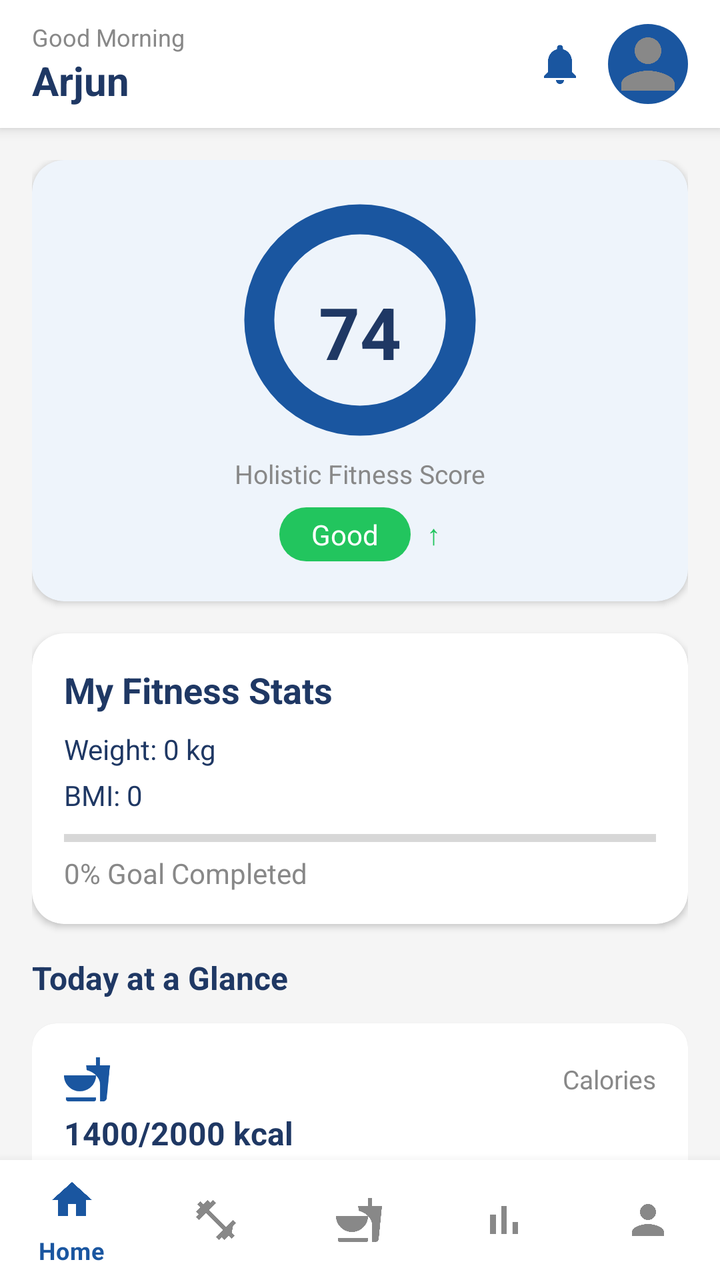
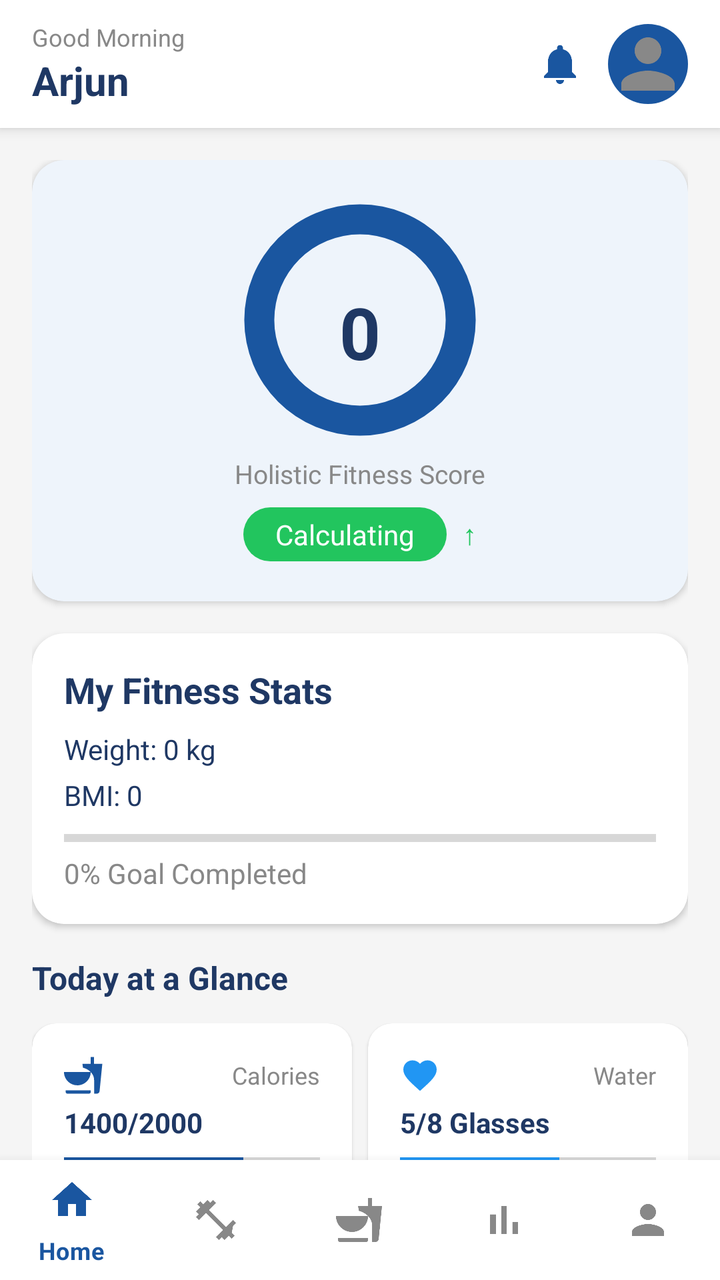

Compare the two renders of this Android layout. The source of the first and the diff that turns it into the second are given below.
<!-- AndroidManifest.xml: application theme Theme.FitTrack -->
<!-- res/layout/activity_dashboard.xml -->
<?xml version="1.0" encoding="utf-8"?>
<LinearLayout xmlns:android="http://schemas.android.com/apk/res/android"
    xmlns:app="http://schemas.android.com/apk/res-auto"
    android:layout_width="match_parent"
    android:layout_height="match_parent"
    android:background="@color/background"
    android:orientation="vertical">

    <LinearLayout
        android:layout_width="match_parent"
        android:layout_height="64dp"
        android:background="@color/surface"
        android:elevation="4dp"
        android:gravity="center_vertical"
        android:orientation="horizontal"
        android:paddingStart="16dp"
        android:paddingEnd="16dp">

        <LinearLayout
            android:layout_width="0dp"
            android:layout_height="wrap_content"
            android:layout_weight="1"
            android:orientation="vertical">

            <TextView
                android:id="@+id/tvGreeting"
                android:layout_width="wrap_content"
                android:layout_height="wrap_content"
                android:text="Good Morning"
                android:textColor="@color/grey_text"
                android:textSize="12sp" />

            <TextView
                android:id="@+id/tv_user_name"
                android:layout_width="wrap_content"
                android:layout_height="wrap_content"
                android:text="Arjun"
                android:textColor="@color/text_primary"
                android:textSize="20sp"
                android:textStyle="bold" />
        </LinearLayout>

        <ImageButton
            android:id="@+id/btn_bell"
            android:layout_width="32dp"
            android:layout_height="32dp"
            android:layout_marginEnd="8dp"
            android:background="@null"
            android:src="@drawable/ic_bell" />

        <ImageView
            android:id="@+id/iv_user_avatar"
            android:layout_width="40dp"
            android:layout_height="40dp"
            android:background="@drawable/bg_circle_blue"
            android:padding="0dp"
            android:scaleType="centerCrop"
            android:src="@drawable/ic_person"
            app:tint="@null" />
    </LinearLayout>

    <androidx.core.widget.NestedScrollView
        android:layout_width="match_parent"
        android:layout_height="0dp"
        android:layout_weight="1">

        <LinearLayout
            android:layout_width="match_parent"
            android:layout_height="wrap_content"
            android:orientation="vertical"
            android:padding="16dp">

            <androidx.cardview.widget.CardView
                android:layout_width="match_parent"
                android:layout_height="wrap_content"
                android:layout_marginBottom="16dp"
                app:cardBackgroundColor="@color/card_bg"
                app:cardCornerRadius="16dp"
                app:cardElevation="2dp">

                <LinearLayout
                    android:layout_width="match_parent"
                    android:layout_height="wrap_content"
                    android:gravity="center"
                    android:orientation="vertical"
                    android:padding="20dp">

                    <FrameLayout
                        android:layout_width="120dp"
                        android:layout_height="120dp">

                        <ImageView
                            android:layout_width="match_parent"
                            android:layout_height="match_parent"
                            android:src="@drawable/score_ring" />

                        <TextView
                            android:layout_width="match_parent"
                            android:layout_height="match_parent"
                            android:gravity="center"
                            android:paddingTop="12dp"
                            android:text="74"
                            android:textColor="@color/text_primary"
                            android:textSize="36sp"
                            android:textStyle="bold" />
                    </FrameLayout>

                    <TextView
                        android:layout_width="wrap_content"
                        android:layout_height="wrap_content"
                        android:layout_marginTop="8dp"
                        android:text="Holistic Fitness Score"
                        android:textColor="@color/grey_text"
                        android:textSize="13sp" />

                    <LinearLayout
                        android:layout_width="wrap_content"
                        android:layout_height="wrap_content"
                        android:layout_marginTop="8dp"
                        android:gravity="center"
                        android:orientation="horizontal">

                        <TextView
                            android:layout_width="wrap_content"
                            android:layout_height="wrap_content"
                            android:background="@drawable/bg_chip_green"
                            android:paddingStart="16dp"
                            android:paddingTop="4dp"
                            android:paddingEnd="16dp"
                            android:paddingBottom="4dp"
                            android:text="Good"
                            android:textColor="@color/white" />

                        <TextView
                            android:layout_width="wrap_content"
                            android:layout_height="wrap_content"
                            android:layout_marginStart="8dp"
                            android:text="↑"
                            android:textColor="#22C55E"
                            android:textSize="14sp" />
                    </LinearLayout>
                </LinearLayout>
            </androidx.cardview.widget.CardView>
            <androidx.cardview.widget.CardView
                android:layout_width="match_parent"
                android:layout_height="wrap_content"
                android:layout_marginBottom="16dp"
                app:cardBackgroundColor="@color/surface"
                app:cardCornerRadius="16dp"
                app:cardElevation="2dp">

                <LinearLayout
                    android:layout_width="match_parent"
                    android:layout_height="wrap_content"
                    android:orientation="vertical"
                    android:padding="16dp">

                    <TextView
                        android:layout_width="wrap_content"
                        android:layout_height="wrap_content"
                        android:text="My Fitness Stats"
                        android:textColor="@color/text_primary"
                        android:textSize="18sp"
                        android:textStyle="bold" />

                    <TextView
                        android:id="@+id/tvCurrentWeight"
                        android:layout_width="wrap_content"
                        android:layout_height="wrap_content"
                        android:layout_marginTop="8dp"
                        android:text="Weight: 0 kg"
                        android:textColor="@color/text_primary" />

                    <TextView
                        android:id="@+id/tvBmi"
                        android:layout_width="wrap_content"
                        android:layout_height="wrap_content"
                        android:layout_marginTop="4dp"
                        android:text="BMI: 0"
                        android:textColor="@color/text_primary" />

                    <ProgressBar
                        android:id="@+id/progressDailyGoal"
                        style="?android:attr/progressBarStyleHorizontal"
                        android:layout_width="match_parent"
                        android:layout_height="8dp"
                        android:layout_marginTop="8dp"
                        android:max="100" />

                    <TextView
                        android:id="@+id/tvGoalProgress"
                        android:layout_width="wrap_content"
                        android:layout_height="wrap_content"
                        android:layout_marginTop="4dp"
                        android:text="0% Goal Completed"
                        android:textColor="@color/grey_text" />

                </LinearLayout>

            </androidx.cardview.widget.CardView>

            <TextView
                android:layout_width="wrap_content"
                android:layout_height="wrap_content"
                android:layout_marginBottom="12dp"
                android:text="Today at a Glance"
                android:textColor="@color/text_primary"
                android:textSize="16sp"
                android:textStyle="bold" />

            <androidx.cardview.widget.CardView
                android:layout_width="match_parent"
                android:layout_height="wrap_content"
                android:layout_marginBottom="8dp"
                app:cardBackgroundColor="@color/surface"
                app:cardCornerRadius="12dp"
                app:cardElevation="1dp">

                <LinearLayout
                    android:layout_width="match_parent"
                    android:layout_height="wrap_content"
                    android:orientation="vertical"
                    android:padding="16dp">

                    <LinearLayout
                        android:layout_width="match_parent"
                        android:layout_height="wrap_content"
                        android:gravity="center_vertical"
                        android:orientation="horizontal">

                        <ImageView
                            android:layout_width="24dp"
                            android:layout_height="24dp"
                            android:src="@drawable/ic_diet"
                            app:tint="@color/primary" />

                        <TextView
                            android:layout_width="0dp"
                            android:layout_height="wrap_content"
                            android:layout_weight="1"
                            android:gravity="end"
                            android:text="Calories"
                            android:textColor="@color/grey_text"
                            android:textSize="13sp" />
                    </LinearLayout>

                    <TextView
                        android:layout_width="wrap_content"
                        android:layout_height="wrap_content"
                        android:layout_marginTop="4dp"
                        android:text="1400/2000 kcal"
                        android:textColor="@color/text_primary"
                        android:textSize="16sp"
                        android:textStyle="bold" />

                    <ProgressBar
                        style="?android:attr/progressBarStyleHorizontal"
                        android:layout_width="match_parent"
                        android:layout_height="6dp"
                        android:layout_marginTop="8dp"
                        android:progress="70"
                        android:progressTint="@color/primary" />
                </LinearLayout>
            </androidx.cardview.widget.CardView>

            <TextView
                android:layout_width="wrap_content"
                android:layout_height="wrap_content"
                android:layout_marginTop="16dp"
                android:layout_marginBottom="12dp"
                android:text="Quick Actions"
                android:textColor="@color/text_primary"
                android:textSize="16sp"
                android:textStyle="bold" />

            <LinearLayout
                android:layout_width="match_parent"
                android:layout_height="wrap_content"
                android:layout_marginBottom="16dp"
                android:orientation="horizontal">

                <LinearLayout
                    android:id="@+id/btn_workout"
                    android:layout_width="0dp"
                    android:layout_height="wrap_content"
                    android:layout_weight="1"
                    android:gravity="center"
                    android:orientation="vertical">

                    <androidx.cardview.widget.CardView
                        android:layout_width="60dp"
                        android:layout_height="60dp"
                        app:cardBackgroundColor="@color/primary"
                        app:cardCornerRadius="30dp">

                        <ImageView
                            android:layout_width="28dp"
                            android:layout_height="28dp"
                            android:layout_gravity="center"
                            android:src="@drawable/ic_workout_white" />
                    </androidx.cardview.widget.CardView>

                    <TextView
                        android:layout_width="wrap_content"
                        android:layout_height="wrap_content"
                        android:layout_marginTop="6dp"
                        android:text="Workout"
                        android:textColor="@color/grey_text"
                        android:textSize="12sp" />
                </LinearLayout>

                <LinearLayout
                    android:id="@+id/btn_diet"
                    android:layout_width="0dp"
                    android:layout_height="wrap_content"
                    android:layout_weight="1"
                    android:gravity="center"
                    android:orientation="vertical">

                    <androidx.cardview.widget.CardView
                        android:layout_width="60dp"
                        android:layout_height="60dp"
                        app:cardBackgroundColor="@color/primary"
                        app:cardCornerRadius="30dp">

                        <ImageView
                            android:layout_width="28dp"
                            android:layout_height="28dp"
                            android:layout_gravity="center"
                            android:src="@drawable/ic_diet_white" />
                    </androidx.cardview.widget.CardView>

                    <TextView
                        android:layout_width="wrap_content"
                        android:layout_height="wrap_content"
                        android:layout_marginTop="6dp"
                        android:text="Diet"
                        android:textColor="@color/grey_text"
                        android:textSize="12sp" />
                </LinearLayout>

                <LinearLayout
                    android:id="@+id/btn_progress"
                    android:layout_width="0dp"
                    android:layout_height="wrap_content"
                    android:layout_weight="1"
                    android:gravity="center"
                    android:orientation="vertical">

                    <androidx.cardview.widget.CardView
                        android:layout_width="60dp"
                        android:layout_height="60dp"
                        app:cardBackgroundColor="@color/primary"
                        app:cardCornerRadius="30dp">

                        <ImageView
                            android:layout_width="28dp"
                            android:layout_height="28dp"
                            android:layout_gravity="center"
                            android:src="@drawable/ic_progress_white" />
                    </androidx.cardview.widget.CardView>

                    <TextView
                        android:layout_width="wrap_content"
                        android:layout_height="wrap_content"
                        android:layout_marginTop="6dp"
                        android:text="Progress"
                        android:textColor="@color/grey_text"
                        android:textSize="12sp" />
                </LinearLayout>

                <LinearLayout
                    android:id="@+id/btn_ai"
                    android:layout_width="0dp"
                    android:layout_height="wrap_content"
                    android:layout_weight="1"
                    android:gravity="center"
                    android:orientation="vertical">

                    <androidx.cardview.widget.CardView
                        android:layout_width="60dp"
                        android:layout_height="60dp"
                        app:cardBackgroundColor="@color/primary"
                        app:cardCornerRadius="30dp">

                        <ImageView
                            android:layout_width="28dp"
                            android:layout_height="28dp"
                            android:layout_gravity="center"
                            android:src="@drawable/ic_ai_score" />
                    </androidx.cardview.widget.CardView>

                    <TextView
                        android:layout_width="wrap_content"
                        android:layout_height="wrap_content"
                        android:layout_marginTop="6dp"
                        android:text="AI Score"
                        android:textColor="@color/grey_text"
                        android:textSize="12sp" />
                </LinearLayout>
            </LinearLayout>

            <TextView
                android:layout_width="wrap_content"
                android:layout_height="wrap_content"
                android:layout_marginBottom="8dp"
                android:text="Today Workout"
                android:textColor="@color/text_primary"
                android:textSize="16sp"
                android:textStyle="bold" />

            <androidx.cardview.widget.CardView
                android:layout_width="match_parent"
                android:layout_height="wrap_content"
                app:cardBackgroundColor="@color/surface"
                app:cardCornerRadius="16dp"
                app:cardElevation="2dp">

                <LinearLayout
                    android:layout_width="match_parent"
                    android:layout_height="wrap_content"
                    android:gravity="center_vertical"
                    android:orientation="horizontal"
                    android:padding="16dp">

                    <androidx.cardview.widget.CardView
                        android:layout_width="52dp"
                        android:layout_height="52dp"
                        android:layout_marginEnd="12dp"
                        app:cardBackgroundColor="@color/card_bg"
                        app:cardCornerRadius="26dp"
                        app:cardElevation="0dp">

                        <ImageView
                            android:id="@+id/iv_today_workout"
                            android:layout_width="match_parent"
                            android:layout_height="match_parent"
                            android:scaleType="centerCrop"
                            android:src="@drawable/ic_workout" />
                    </androidx.cardview.widget.CardView>

                    <LinearLayout
                        android:layout_width="0dp"
                        android:layout_height="wrap_content"
                        android:layout_weight="1"
                        android:orientation="vertical">

                        <TextView
                            android:id="@+id/tv_today_workout_name"
                            android:layout_width="wrap_content"
                            android:layout_height="wrap_content"
                            android:text="Full Body Strength"
                            android:textColor="@color/text_primary"
                            android:textSize="16sp"
                            android:textStyle="bold" />

                        <TextView
                            android:id="@+id/tv_today_workout_info"
                            android:layout_width="wrap_content"
                            android:layout_height="wrap_content"
                            android:layout_marginTop="4dp"
                            android:text="45 min • Medium"
                            android:textColor="@color/grey_text"
                            android:textSize="13sp" />
                    </LinearLayout>

                    <com.google.android.material.button.MaterialButton
                        android:id="@+id/btn_start"
                        android:layout_width="wrap_content"
                        android:layout_height="40dp"
                        android:text="Start"
                        android:textColor="@color/white"
                        app:backgroundTint="@color/primary"
                        app:cornerRadius="12dp" />
                </LinearLayout>
            </androidx.cardview.widget.CardView>

        </LinearLayout>
    </androidx.core.widget.NestedScrollView>

    <com.google.android.material.bottomnavigation.BottomNavigationView
        android:id="@+id/bottom_nav"
        android:layout_width="match_parent"
        android:layout_height="60dp"
        android:background="@color/surface"
        app:itemIconTint="@drawable/nav_selector"
        app:itemTextColor="@drawable/nav_selector"
        app:menu="@menu/bottom_nav_menu" />

</LinearLayout>
<!-- resources referenced by this layout -->
<resources>
  <color name="background">#F5F5F5</color>
  <color name="card_bg">#EEF4FB</color>
  <color name="grey_text">#888888</color>
  <color name="primary">#1A56A0</color>
  <color name="surface">#FFFFFF</color>
  <color name="text_primary">#1F3864</color>
  <color name="white">#FFFFFF</color>
  <!-- drawable bg_chip_green (drawable) -->
  <?xml version="1.0" encoding="utf-8"?>
  <shape xmlns:android="http://schemas.android.com/apk/res/android">
      <solid android:color="#22C55E" />
      <corners android:radius="20dp" />
  </shape>
  <!-- drawable bg_circle_blue (drawable) -->
  <?xml version="1.0" encoding="utf-8"?>
  <shape xmlns:android="http://schemas.android.com/apk/res/android"
      android:shape="oval">
      <solid android:color="#1A56A0" />
  </shape>
  <!-- drawable ic_ai_score (drawable) -->
  <?xml version="1.0" encoding="utf-8"?>
  <vector xmlns:android="http://schemas.android.com/apk/res/android"
      android:width="24dp"
      android:height="24dp"
      android:viewportWidth="24"
      android:viewportHeight="24">
      <path
          android:fillColor="#FFFFFF"
          android:pathData="M12,2L9.19,8.63 2,9.24l5.46,4.73L5.82,21 12,17.27 18.18,21l-1.64,-7.03L22,9.24l-7.19,-0.61z" />
  </vector>
  <!-- drawable ic_bell (drawable) -->
  <?xml version="1.0" encoding="utf-8"?>
  <vector xmlns:android="http://schemas.android.com/apk/res/android"
      android:width="24dp" android:height="24dp"
      android:viewportWidth="24" android:viewportHeight="24">
      <path
          android:fillColor="#1A56A0"
          android:pathData="M12,22c1.1,0 2,-0.9 2,-2h-4c0,1.1 0.9,2 2,2zM18,16v-5c0,-3.07 -1.64,-5.64 -4.5,-6.32V4c0,-0.83 -0.67,-1.5 -1.5,-1.5s-1.5,0.67 -1.5,1.5v0.68C7.63,5.36 6,7.92 6,11v5l-2,2v1h16v-1l-2,-2z" />
  </vector>
  <!-- drawable ic_person (drawable) -->
  <?xml version="1.0" encoding="utf-8"?>
  <vector xmlns:android="http://schemas.android.com/apk/res/android"
      android:width="24dp" android:height="24dp"
      android:viewportWidth="24" android:viewportHeight="24">
      <path
          android:fillColor="#888888"
          android:pathData="M12,12c2.21,0 4,-1.79 4,-4s-1.79,-4 -4,-4 -4,1.79 -4,4 1.79,4 4,4zM12,14c-2.67,0 -8,1.34 -8,4v2h16v-2c0,-2.66 -5.33,-4 -8,-4z" />
  </vector>
  <!-- drawable ic_progress_white (drawable) -->
  <?xml version="1.0" encoding="utf-8"?>
  <vector xmlns:android="http://schemas.android.com/apk/res/android"
      android:width="24dp" android:height="24dp"
      android:viewportWidth="24" android:viewportHeight="24">
      <path
          android:fillColor="#FFFFFF"
          android:pathData="M5,9.2h3V19H5zM10.6,5h2.8v14h-2.8zM16.2,13h2.8v6h-2.8z" />
  </vector>
  <!-- drawable nav_selector (drawable) -->
  <?xml version="1.0" encoding="utf-8"?>
  <selector xmlns:android="http://schemas.android.com/apk/res/android">
      <item android:state_checked="true"
          android:color="#1A56A0"/>
      <item android:color="#888888"/>
  </selector>
  <!-- drawable score_ring (drawable) -->
  <?xml version="1.0" encoding="utf-8"?>
  <shape xmlns:android="http://schemas.android.com/apk/res/android"
      android:shape="ring"
      android:innerRadiusRatio="2.8"
      android:thicknessRatio="8"
      android:useLevel="false">
      <solid android:color="#1A56A0" />
  </shape>
  <color name="primary_dark">#1F3864</color>
  <!-- unchanged entries left out for length: 5 -->
</resources>

<!-- the commit's change to res/layout/activity_dashboard.xml (unified diff, before → after) -->
@@ -95,11 +95,12 @@
                             android:src="@drawable/score_ring" />
 
                         <TextView
+                            android:id="@+id/tv_fitness_score"
                             android:layout_width="match_parent"
                             android:layout_height="match_parent"
                             android:gravity="center"
                             android:paddingTop="12dp"
-                            android:text="74"
+                            android:text="0"
                             android:textColor="@color/text_primary"
                             android:textSize="36sp"
                             android:textStyle="bold" />
@@ -121,6 +122,7 @@
                         android:orientation="horizontal">
 
                         <TextView
+                            android:id="@+id/tv_fitness_level"
                             android:layout_width="wrap_content"
                             android:layout_height="wrap_content"
                             android:background="@drawable/bg_chip_green"
@@ -128,7 +130,7 @@
                             android:paddingTop="4dp"
                             android:paddingEnd="16dp"
                             android:paddingBottom="4dp"
-                            android:text="Good"
+                            android:text="Calculating"
                             android:textColor="@color/white" />
 
                         <TextView
@@ -208,60 +210,129 @@
                 android:textSize="16sp"
                 android:textStyle="bold" />
 
-            <androidx.cardview.widget.CardView
+            <LinearLayout
                 android:layout_width="match_parent"
                 android:layout_height="wrap_content"
                 android:layout_marginBottom="8dp"
-                app:cardBackgroundColor="@color/surface"
-                app:cardCornerRadius="12dp"
-                app:cardElevation="1dp">
-
-                <LinearLayout
-                    android:layout_width="match_parent"
-                    android:layout_height="wrap_content"
-                    android:orientation="vertical"
-                    android:padding="16dp">
+                android:orientation="horizontal">
+
+                <androidx.cardview.widget.CardView
+                    android:id="@+id/card_calories"
+                    android:layout_width="0dp"
+                    android:layout_height="wrap_content"
+                    android:layout_weight="1"
+                    android:layout_marginEnd="8dp"
+                    app:cardBackgroundColor="@color/surface"
+                    app:cardCornerRadius="12dp"
+                    app:cardElevation="1dp">
 
                     <LinearLayout
                         android:layout_width="match_parent"
                         android:layout_height="wrap_content"
-                        android:gravity="center_vertical"
-                        android:orientation="horizontal">
-
-                        <ImageView
-                            android:layout_width="24dp"
-                            android:layout_height="24dp"
-                            android:src="@drawable/ic_diet"
-                            app:tint="@color/primary" />
-
-                        <TextView
-                            android:layout_width="0dp"
-                            android:layout_height="wrap_content"
-                            android:layout_weight="1"
-                            android:gravity="end"
-                            android:text="Calories"
-                            android:textColor="@color/grey_text"
-                            android:textSize="13sp" />
+                        android:orientation="vertical"
+                        android:padding="16dp">
+
+                        <LinearLayout
+                            android:layout_width="match_parent"
+                            android:layout_height="wrap_content"
+                            android:gravity="center_vertical"
+                            android:orientation="horizontal">
+
+                            <ImageView
+                                android:layout_width="20dp"
+                                android:layout_height="20dp"
+                                android:src="@drawable/ic_diet"
+                                app:tint="@color/primary" />
+
+                            <TextView
+                                android:layout_width="0dp"
+                                android:layout_height="wrap_content"
+                                android:layout_weight="1"
+                                android:gravity="end"
+                                android:text="Calories"
+                                android:textColor="@color/grey_text"
+                                android:textSize="12sp" />
+                        </LinearLayout>
+
+                        <TextView
+                            android:id="@+id/tv_calories_progress"
+                            android:layout_width="wrap_content"
+                            android:layout_height="wrap_content"
+                            android:layout_marginTop="4dp"
+                            android:text="1400/2000"
+                            android:textColor="@color/text_primary"
+                            android:textSize="14sp"
+                            android:textStyle="bold" />
+
+                        <ProgressBar
+                            android:id="@+id/progress_calories"
+                            style="?android:attr/progressBarStyleHorizontal"
+                            android:layout_width="match_parent"
+                            android:layout_height="4dp"
+                            android:layout_marginTop="8dp"
+                            android:progress="70"
+                            android:progressTint="@color/primary" />
                     </LinearLayout>
-
-                    <TextView
-                        android:layout_width="wrap_content"
-                        android:layout_height="wrap_content"
-                        android:layout_marginTop="4dp"
-                        android:text="1400/2000 kcal"
-                        android:textColor="@color/text_primary"
-                        android:textSize="16sp"
-                        android:textStyle="bold" />
-
-                    <ProgressBar
-                        style="?android:attr/progressBarStyleHorizontal"
+                </androidx.cardview.widget.CardView>
+
+                <androidx.cardview.widget.CardView
+                    android:id="@+id/card_water"
+                    android:layout_width="0dp"
+                    android:layout_height="wrap_content"
+                    android:layout_weight="1"
+                    app:cardBackgroundColor="@color/surface"
+                    app:cardCornerRadius="12dp"
+                    app:cardElevation="1dp">
+
+                    <LinearLayout
                         android:layout_width="match_parent"
-                        android:layout_height="6dp"
-                        android:layout_marginTop="8dp"
-                        android:progress="70"
-                        android:progressTint="@color/primary" />
-                </LinearLayout>
-            </androidx.cardview.widget.CardView>
+                        android:layout_height="wrap_content"
+                        android:orientation="vertical"
+                        android:padding="16dp">
+
+                        <LinearLayout
+                            android:layout_width="match_parent"
+                            android:layout_height="wrap_content"
+                            android:gravity="center_vertical"
+                            android:orientation="horizontal">
+
+                            <ImageView
+                                android:layout_width="20dp"
+                                android:layout_height="20dp"
+                                android:src="@drawable/ic_heart"
+                                app:tint="#2196F3" />
+
+                            <TextView
+                                android:layout_width="0dp"
+                                android:layout_height="wrap_content"
+                                android:layout_weight="1"
+                                android:gravity="end"
+                                android:text="Water"
+                                android:textColor="@color/grey_text"
+                                android:textSize="12sp" />
+                        </LinearLayout>
+
+                        <TextView
+                            android:id="@+id/tv_water_progress"
+                            android:layout_width="wrap_content"
+                            android:layout_height="wrap_content"
+                            android:layout_marginTop="4dp"
+                            android:text="5/8 Glasses"
+                            android:textColor="@color/text_primary"
+                            android:textSize="14sp"
+                            android:textStyle="bold" />
+
+                        <ProgressBar
+                            android:id="@+id/progress_water"
+                            style="?android:attr/progressBarStyleHorizontal"
+                            android:layout_width="match_parent"
+                            android:layout_height="4dp"
+                            android:layout_marginTop="8dp"
+                            android:progress="62"
+                            android:progressTint="#2196F3" />
+                    </LinearLayout>
+                </androidx.cardview.widget.CardView>
+            </LinearLayout>
 
             <TextView
                 android:layout_width="wrap_content"
<!-- resource entries referenced after the edit -->
@@ -39,6 +39,13 @@
           android:fillColor="#1A56A0"
           android:pathData="M12,22c1.1,0 2,-0.9 2,-2h-4c0,1.1 0.9,2 2,2zM18,16v-5c0,-3.07 -1.64,-5.64 -4.5,-6.32V4c0,-0.83 -0.67,-1.5 -1.5,-1.5s-1.5,0.67 -1.5,1.5v0.68C7.63,5.36 6,7.92 6,11v5l-2,2v1h16v-1l-2,-2z" />
   </vector>
+  <!-- drawable ic_heart (drawable) -->
+  <vector xmlns:android="http://schemas.android.com/apk/res/android"
+      android:width="32dp" android:height="32dp"
+      android:viewportWidth="24" android:viewportHeight="24">
+      <path android:fillColor="#1A56A0"
+          android:pathData="M12,21.35l-1.45,-1.32C5.4,15.36 2,12.28 2,8.5 2,5.42 4.42,3 7.5,3c1.74,0 3.41,0.81 4.5,2.09C13.09,3.81 14.76,3 16.5,3 19.58,3 22,5.42 22,8.5c0,3.78 -3.4,6.86 -8.55,11.54L12,21.35z"/>
+  </vector>
   <!-- drawable ic_person (drawable) -->
   <?xml version="1.0" encoding="utf-8"?>
   <vector xmlns:android="http://schemas.android.com/apk/res/android"
